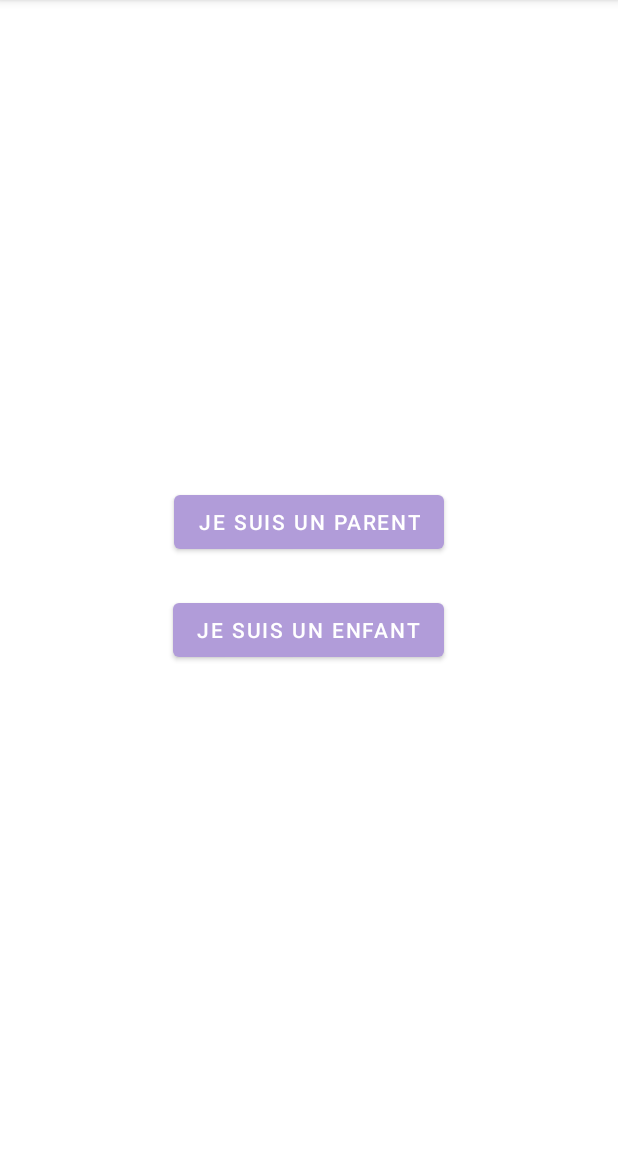
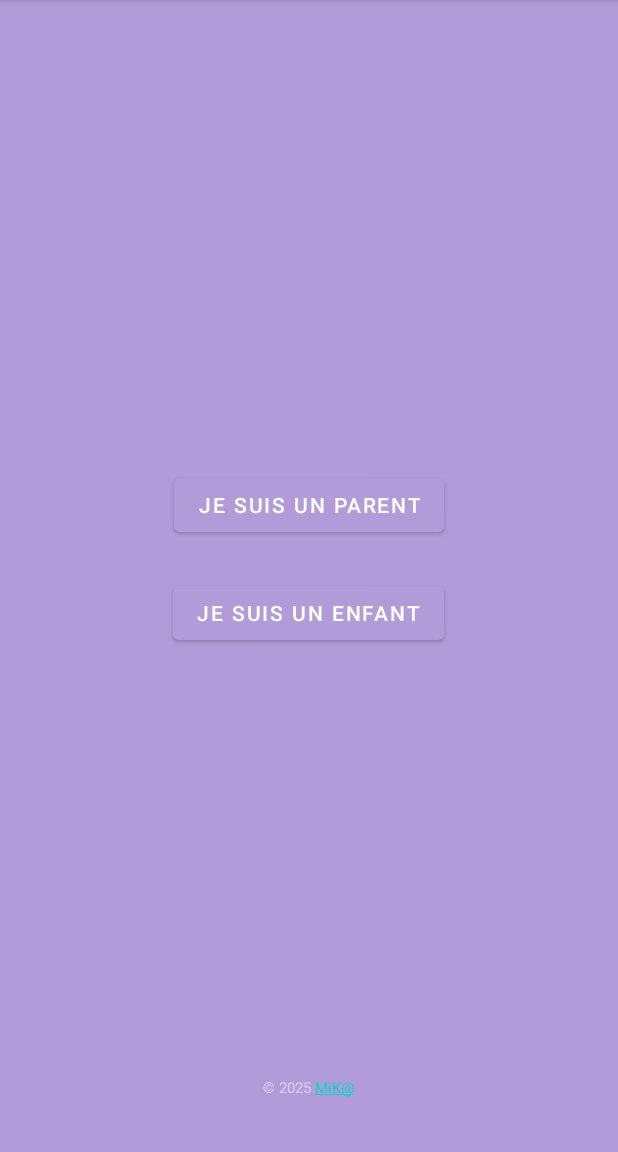
Before and after one commit to mickablondo/mission-defis, an Android app: the screen it shows after launch (RoleSelectionActivity), after a tap on "COMMENCER", on a phone screen of 412 x 824 dp, the part 84-1236 px from its top. Run offline under Robolectric (Android 15) with nearby library versions, the phone set to English and light mode, and no system bars.

Commit message:
#12 copyright

```diff
--- a/app/src/main/res/layout/activity_child_challenges.xml
+++ b/app/src/main/res/layout/activity_child_challenges.xml
@@ -48,4 +48,6 @@
             android:textColor="@android:color/white"
             android:textSize="12sp" />
     </LinearLayout>
+    <!-- Copyright toujours en bas -->
+    <include layout="@layout/view_copyright" />
 </LinearLayout>
--- a/app/src/main/res/layout/activity_child_challenges_edit.xml
+++ b/app/src/main/res/layout/activity_child_challenges_edit.xml
@@ -37,4 +37,7 @@
         android:layout_height="0dp"
         android:layout_weight="1"
         android:paddingTop="8dp"/>
+
+    <!-- Copyright toujours en bas -->
+    <include layout="@layout/view_copyright" />
 </LinearLayout>
--- a/app/src/main/res/layout/activity_role_selection.xml
+++ b/app/src/main/res/layout/activity_role_selection.xml
@@ -1,10 +1,18 @@
 <?xml version="1.0" encoding="utf-8"?>
 <LinearLayout xmlns:android="http://schemas.android.com/apk/res/android"
     android:orientation="vertical"
-    android:gravity="center"
     android:padding="32dp"
     android:layout_width="match_parent"
-    android:layout_height="match_parent">
+    android:layout_height="match_parent"
+    android:background="@color/holo_purple_light">
+
+    <!-- Zone principale centrée -->
+    <LinearLayout
+        android:layout_width="match_parent"
+        android:layout_height="0dp"
+        android:layout_weight="1"
+        android:gravity="center"
+        android:orientation="vertical">
 
         <Button
             android:id="@+id/buttonParent"
@@ -19,3 +27,7 @@
             android:text="Je suis un enfant"
             android:layout_marginTop="24dp"/>
     </LinearLayout>
+
+    <!-- Copyright toujours en bas -->
+    <include layout="@layout/view_copyright" />
+</LinearLayout>
--- /dev/null
+++ b/app/src/main/res/layout/view_copyright.xml
@@ -0,0 +1,18 @@
+<?xml version="1.0" encoding="utf-8"?>
+<LinearLayout xmlns:android="http://schemas.android.com/apk/res/android"
+    android:layout_width="match_parent"
+    android:layout_height="wrap_content"
+    android:gravity="center"
+    android:padding="4dp">
+
+    <TextView
+        android:id="@+id/textCopyright"
+        android:layout_width="wrap_content"
+        android:layout_height="wrap_content"
+        android:textSize="10sp"
+        android:textColor="#80FFFFFF"
+        android:textAlignment="center"
+        android:autoLink="web"
+        android:linksClickable="true"
+        android:text="@string/copyright_text" />
+</LinearLayout>
--- a/app/src/main/res/values/strings.xml
+++ b/app/src/main/res/values/strings.xml
@@ -4,4 +4,5 @@
     <string name="add_challenge">Ajouter un défi</string>
     <string name="reward_message">Bravo %1$s ! Tu as terminé tous tes défis 🎉</string>
     <string name="challenge_label">%1$s %2$s</string>
+    <string name="copyright_text">© 2025 <a href="https://github.com/mickablondo">MiK@</a></string>
 </resources>
```
Also changed, not shown: app/src/main/res/layout/activity_child_selection.xml (+16 -5 lines), app/src/main/res/layout/activity_main.xml (+8 -0 lines), app/src/main/res/layout/activity_parent_screen.xml (+11 -3 lines), app/src/main/res/layout/activity_reward.xml (+8 -0 lines). Lines whose indentation alone changed are shown as unchanged.
